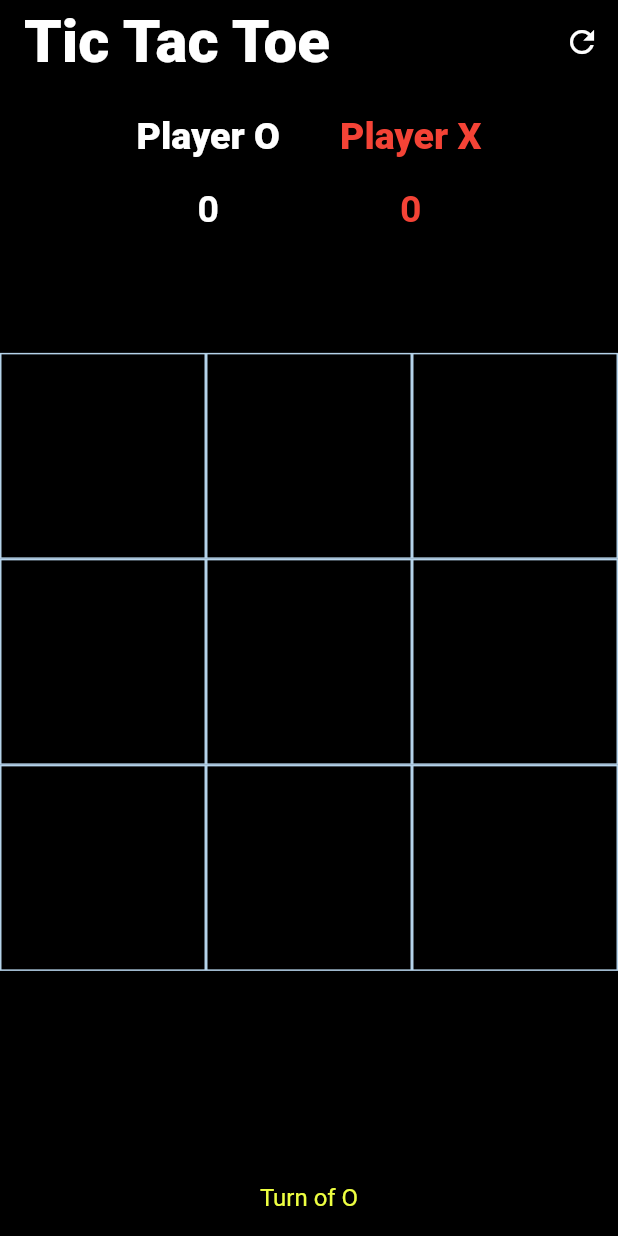
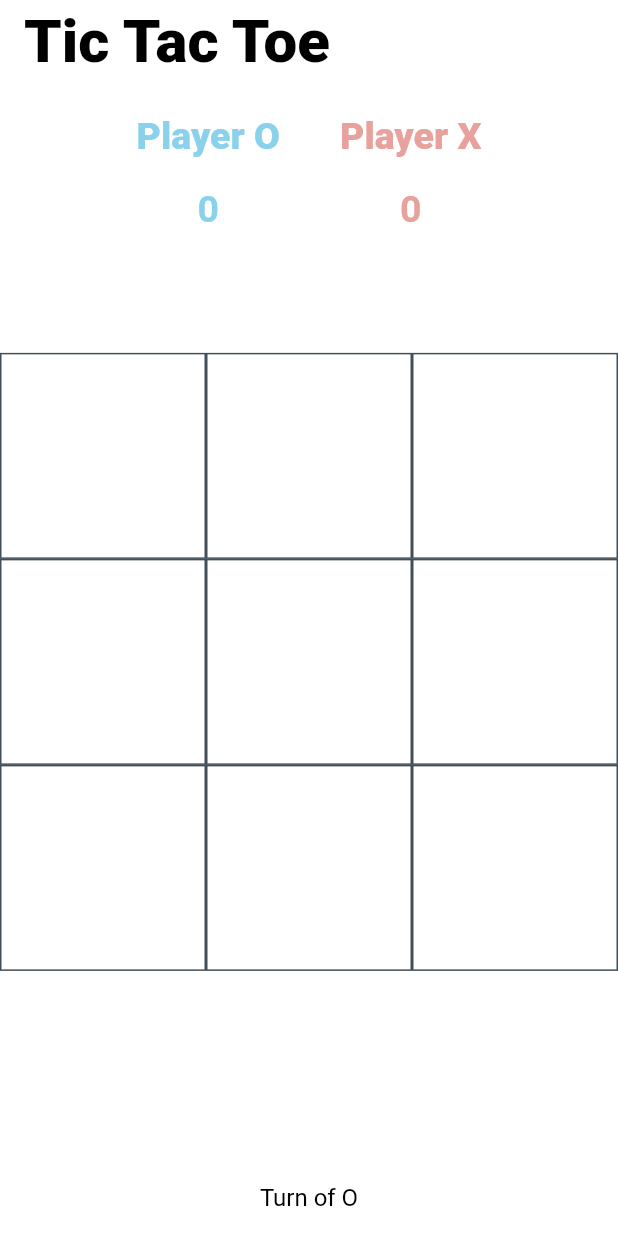
Before and after one commit to Tracy0708/MyMobileApp, a Flutter app: the screen it shows after launch, on a phone screen of 412 x 824 dp. Run offline on Flutter 3.47's test engine with Material 2 defaults, Android fonts, the phone set to English and light mode, and no system bars.

Commit message:
first commit

```diff
--- a/lib/home.dart
+++ b/lib/home.dart
@@ -43,7 +43,7 @@ class _HomeScreenState extends State<HomeScreen> {
     return Scaffold(
       appBar: AppBar(
         elevation: 0,
-        backgroundColor: Colors.black,
+        backgroundColor: Colors.white,
         actions: [
           IconButton(
             icon: const Icon(Icons.refresh),
@@ -55,10 +55,10 @@ class _HomeScreenState extends State<HomeScreen> {
         title: Text(
           'Tic Tac Toe',
           style: kCustomText(
-              fontSize: 40.0, color: Colors.white, fontWeight: FontWeight.w800),
+              fontSize: 40.0, color: Colors.black, fontWeight: FontWeight.w800),
         ),
       ),
-      backgroundColor: Colors.black,
+      backgroundColor: Colors.white,
       body: Column(
         children: [
           _buildPointsTable(),
@@ -85,7 +85,7 @@ class _HomeScreenState extends State<HomeScreen> {
                     'Player O',
                     style: kCustomText(
                         fontSize: 25.0,
-                        color: Colors.white,
+                        color: Color.fromARGB(255, 138, 210, 236),
                         fontWeight: FontWeight.w800),
                   ),
                   const SizedBox(
@@ -94,7 +94,7 @@ class _HomeScreenState extends State<HomeScreen> {
                   Text(
                     _scoreO.toString(),
                     style: kCustomText(
-                        color: Colors.white,
+                        color: Color.fromARGB(255, 138, 210, 236),
                         fontSize: 25.0,
                         fontWeight: FontWeight.bold),
                   )
@@ -111,7 +111,7 @@ class _HomeScreenState extends State<HomeScreen> {
                     'Player X',
                     style: kCustomText(
                         fontSize: 25.0,
-                        color: Colors.red,
+                        color: Color.fromARGB(255, 232, 162, 157),
                         fontWeight: FontWeight.w800),
                   ),
                   const SizedBox(
@@ -120,7 +120,7 @@ class _HomeScreenState extends State<HomeScreen> {
                   Text(
                     _scoreX.toString(),
                     style: kCustomText(
-                        color: Colors.red,
+                        color: Color.fromARGB(255, 232, 162, 157),
                         fontSize: 25.0,
                         fontWeight: FontWeight.bold),
                   ),
@@ -148,13 +148,13 @@ class _HomeScreenState extends State<HomeScreen> {
               },
               child: Container(
                 decoration:
-                    BoxDecoration(border: Border.all(color: Color.fromARGB(255, 181, 211, 234))),
+                    BoxDecoration(border: Border.all(color: Color.fromARGB(255, 66, 79, 88))),
                 child: Center(
                   child: Text(
                     _xOrOList[index],
                     style: TextStyle(
                       color:
-                          _xOrOList[index] == 'x' ? Colors.white : Colors.red,
+                          _xOrOList[index] == 'x' ? Color.fromARGB(255, 232, 162, 157) : Color.fromARGB(255, 138, 210, 236),
                       fontSize: 40,
                     ),
                   ),
@@ -172,7 +172,7 @@ class _HomeScreenState extends State<HomeScreen> {
         child: Center(
           child: Text(
             _turnOfO ? 'Turn of O' : 'Turn of X',
-            style: kCustomText(color: Colors.limeAccent),
+            style: kCustomText(color: Colors.black,)
           ),
         ),
       ),
```
